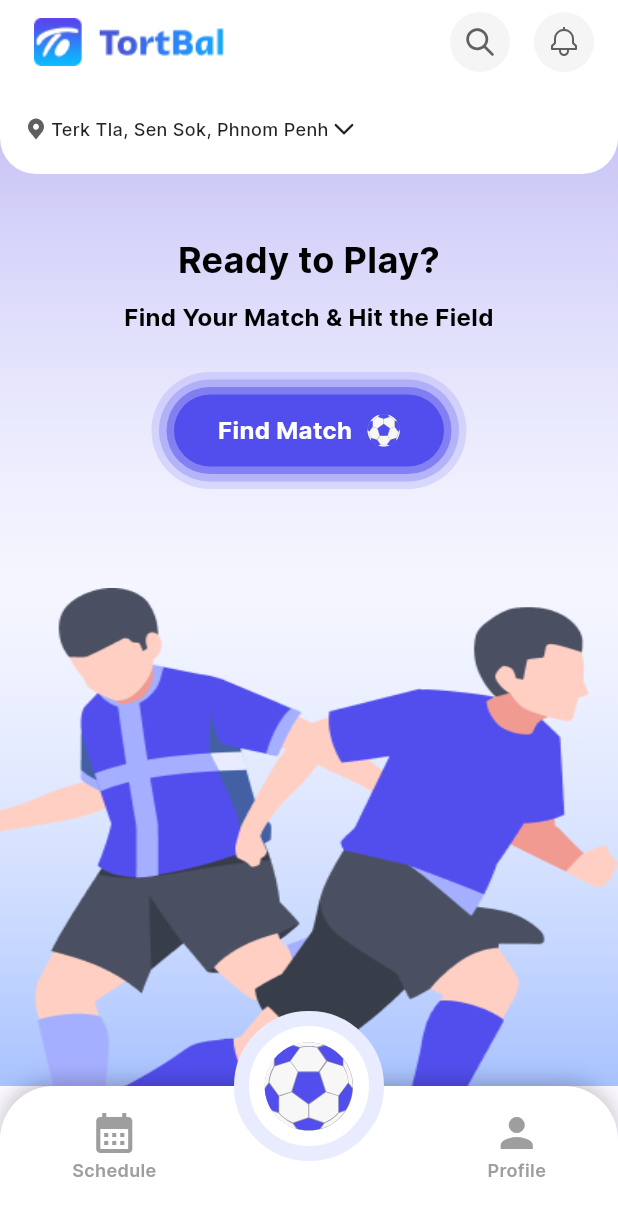
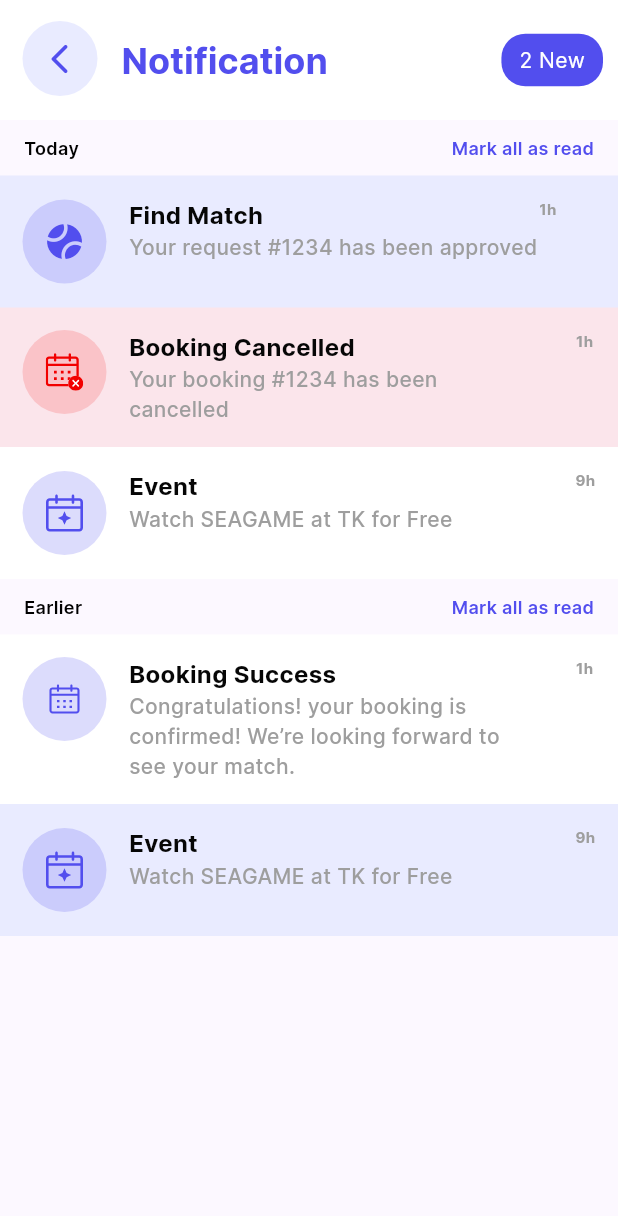
Before and after one commit to Thea-zin/TortbalMiniApp, a Flutter app: the TBMainScreen screen opened by its route, after a tap on an icon or button, on a phone screen of 412 x 824 dp. Shown: the top 1216 px of the screen. Run offline on Flutter 3.47's test engine with Material 3 defaults, Android fonts, the phone set to English and light mode, and no system bars; our stand-ins replace flutter_svg, introduction_screen, modal_bottom_sheet, syncfusion_flutter_calendar; project files that could hold a hidden picture were left out.

Commit message:
complete notification screen

```diff
--- a/lib/Constants/tb_icon.dart
+++ b/lib/Constants/tb_icon.dart
@@ -5,6 +5,8 @@ class TBIcons {
   static const tbBookmark = "assets/icons/ic_bookmark.svg";
   static const tbBookmarkFill = "assets/icons/ic_bookmark_fill.svg";
   static const tbCalendar = "assets/icons/ic_calendar.svg";
+  static const tbCalendarCancel = "assets/icons/ic_calendar_cancel.svg";
+  static const tbCalendarStar = "assets/icons/ic_calendar_star.svg";
   static const tbCambodia = "assets/icons/ic_cambodia_flat.svg";
   static const tbCard = "assets/icons/ic_card.svg";
   static const tbClock = "assets/icons/ic_clock.svg";
--- a/lib/Views/Home/home.screen.dart
+++ b/lib/Views/Home/home.screen.dart
@@ -85,7 +85,7 @@ class _TBHomeScreenState extends State<TBHomeScreen> {
                         const SizedBox(width: 2),
                         Transform.rotate(
                           angle: -pi / 2,
-                          child: Icon(
+                          child: const Icon(
                             Icons.arrow_back_ios_new_rounded,
                             size: 16,
                           ),
@@ -199,7 +199,7 @@ class _TBHomeScreenState extends State<TBHomeScreen> {
       ),
       actions: [
         GestureDetector(
-          onTap: () {},
+          onTap: () => Navigator.of(context).pushNamed("/search"),
           child: CircleAvatar(
             backgroundColor: TBColor.inputBackground,
             child: SvgPicture.asset(
@@ -211,7 +211,7 @@ class _TBHomeScreenState extends State<TBHomeScreen> {
           ),
         ),
         GestureDetector(
-          onTap: () {},
+          onTap: () => Navigator.of(context).pushNamed("/notification"),
           child: Padding(
             padding: const EdgeInsets.symmetric(horizontal: 16),
             child: CircleAvatar(
--- a/lib/Views/Home/main.screen.dart
+++ b/lib/Views/Home/main.screen.dart
@@ -1,3 +1,4 @@
+import 'package:flutter/cupertino.dart';
 import 'package:flutter/material.dart';
 import 'package:flutter_svg/svg.dart';
 
@@ -32,6 +33,9 @@ class _TBMainScreenState extends State<TBMainScreen> {
   @override
   Widget build(BuildContext context) {
     return Scaffold(
+      backgroundColor: _selectedIndex == 0
+          ? const Color.fromRGBO(168, 194, 255, 1)
+          : Colors.white,
       body: [..._bottomNavItems][_selectedIndex],
       bottomNavigationBar: Container(
         height: 100,
--- /dev/null
+++ b/lib/Views/Notification/notification.screen.dart
@@ -0,0 +1,345 @@
+import 'dart:math';
+
+import 'package:flutter/material.dart';
+import 'package:flutter_svg/svg.dart';
+import 'package:thortbal/Constants/tb_color.dart';
+import 'package:thortbal/Constants/tb_icon.dart';
+import 'package:thortbal/Constants/tb_image.dart';
+import 'package:thortbal/Constants/tb_textsize.dart';
+import 'package:thortbal/Helpers/Widgets/tb_button.dart';
+import 'package:thortbal/Helpers/Widgets/tb_text.widget.dart';
+
+class TBNotificationScreen extends StatefulWidget {
+  const TBNotificationScreen({Key? key}) : super(key: key);
+
+  @override
+  State<TBNotificationScreen> createState() => _TBNotificationScreenState();
+}
+
+class _TBNotificationScreenState extends State<TBNotificationScreen> {
+  final double _itemSize = 88;
+
+  var isRead = false;
+
+  @override
+  Widget build(BuildContext context) {
+    return Scaffold(
+      appBar: _appBar(),
+      body: SingleChildScrollView(
+        child: Column(
+          children: [
+            Padding(
+              padding: const EdgeInsets.symmetric(horizontal: 16, vertical: 10),
+              child: Row(
+                mainAxisAlignment: MainAxisAlignment.spaceBetween,
+                children: [
+                  TBText(
+                    "Today",
+                    textSize: TBTextSize.medium,
+                    fontWeight: FontWeight.w600,
+                  ),
+                  InkWell(
+                    splashColor: TBColor.secondary,
+                    onTap: () {},
+                    child: TBText(
+                      "Mark all as read",
+                      textSize: TBTextSize.medium,
+                      fontWeight: FontWeight.w600,
+                      textColor: TBColor.primary,
+                    ),
+                  ),
+                ],
+              ),
+            ),
+            GestureDetector(
+              onTap: () {
+                setState(() {
+                  isRead = !isRead;
+                });
+              },
+              child: _findMatch(isRead: isRead),
+            ),
+            _booking(success: false, isRead: false),
+            _event(isRead: true),
+
+            /// Earlier List
+            Padding(
+              padding: const EdgeInsets.symmetric(horizontal: 16, vertical: 10),
+              child: Row(
+                mainAxisAlignment: MainAxisAlignment.spaceBetween,
+                children: [
+                  TBText(
+                    "Earlier",
+                    textSize: TBTextSize.medium,
+                    fontWeight: FontWeight.w600,
+                  ),
+                  InkWell(
+                    splashColor: TBColor.secondary,
+                    onTap: () {},
+                    child: TBText(
+                      "Mark all as read",
+                      textSize: TBTextSize.medium,
+                      fontWeight: FontWeight.w600,
+                      textColor: TBColor.primary,
+                    ),
+                  ),
+                ],
+              ),
+            ),
+            _booking(success: true, isRead: true),
+            _event(isRead: false),
+          ],
+        ),
+      ),
+    );
+  }
+
+  /// App Bar
+  AppBar _appBar() {
+    return AppBar(
+      automaticallyImplyLeading: false,
+      backgroundColor: TBColor.background,
+      surfaceTintColor: TBColor.background,
+      leadingWidth: 65,
+      toolbarHeight: 80,
+      leading: Padding(
+        padding: const EdgeInsets.only(left: 15, top: 4.0, bottom: 6),
+        child: TBBackButton(
+          onTap: () => Navigator.pop(context),
+        ),
+      ),
+      title: TBText(
+        "Notification",
+        textSize: TBTextSize.xlarge,
+        fontWeight: FontWeight.bold,
+        textColor: TBColor.primary,
+      ),
+      actions: [
+        Container(
+          padding: const EdgeInsets.symmetric(horizontal: 12),
+          height: 35,
+          alignment: Alignment.center,
+          margin: const EdgeInsets.only(right: 10),
+          decoration: BoxDecoration(
+            borderRadius: BorderRadius.circular(16),
+            color: TBColor.primary,
+          ),
+          child: const TBText(
+            "2 New",
+            textColor: Colors.white,
+            fontWeight: FontWeight.w400,
+          ),
+        )
+      ],
+    );
+  }
+
+  Widget _todayList() {
+    return Column();
+  }
+
+  /// Find Match
+  Widget _findMatch({bool isRead = false}) {
+    return Container(
+      width: double.infinity,
+      height: _itemSize,
+      padding: const EdgeInsets.symmetric(horizontal: 15, vertical: 15),
+      color: isRead ? Colors.white : TBColor.secondary,
+      child: Row(
+        crossAxisAlignment: CrossAxisAlignment.center,
+        children: [
+          CircleAvatar(
+            radius: 28,
+            backgroundColor: TBColor.primary.withOpacity(0.2),
+            child: Transform.rotate(
+              angle: pi / 3.5,
+              child: Icon(
+                Icons.sports_baseball,
+                color: TBColor.primary,
+                size: 28,
+              ),
+            ),
+          ),
+
+          const SizedBox(width: 15),
+
+          /// Text Detail
+          SizedBox(
+            child: Column(
+              crossAxisAlignment: CrossAxisAlignment.start,
+              children: [
+                Row(
+                  mainAxisAlignment: MainAxisAlignment.spaceBetween,
+                  children: [
+                    TBText(
+                      "Find Match",
+                      textColor: TBColor.black,
+                      textSize: TBTextSize.large,
+                      fontWeight: FontWeight.bold,
+                    ),
+                  ],
+                ),
+                TBText(
+                  "Your request #1234 has been approved",
+                  textColor: Colors.grey,
+                  textSize: TBTextSize.medium + 2,
+                  fontWeight: FontWeight.w500,
+                ),
+              ],
+            ),
+          ),
+
+          Align(
+            alignment: Alignment.topCenter,
+            child: TBText(
+              "1h ",
+              textColor: Colors.grey,
+              textSize: TBTextSize.medium - 2, // 10
+              fontWeight: FontWeight.bold,
+            ),
+          )
+        ],
+      ),
+    );
+  }
+
+  Widget _event({bool isRead = false}) {
+    return Container(
+      width: double.infinity,
+      height: _itemSize,
+      padding: const EdgeInsets.symmetric(horizontal: 15, vertical: 15),
+      color: isRead ? Colors.white : TBColor.secondary,
+      child: Row(
+        crossAxisAlignment: CrossAxisAlignment.center,
+        children: [
+          CircleAvatar(
+            radius: 28,
+            backgroundColor: TBColor.primary.withOpacity(0.2),
+            child: SvgPicture.asset(
+              TBIcons.tbCalendarStar,
+              width: 28,
+              height: 28,
+            ),
+          ),
+
+          const SizedBox(width: 15),
+
+          /// Text Detail
+          SizedBox(
+            child: Column(
+              crossAxisAlignment: CrossAxisAlignment.start,
+              children: [
+                Row(
+                  mainAxisAlignment: MainAxisAlignment.spaceBetween,
+                  children: [
+                    TBText(
+                      "Event",
+                      textColor: TBColor.black,
+                      textSize: TBTextSize.large,
+                      fontWeight: FontWeight.bold,
+                    ),
+                  ],
+                ),
+                TBText(
+                  "Watch SEAGAME at TK for Free",
+                  textColor: Colors.grey,
+                  textSize: TBTextSize.medium + 2,
+                  fontWeight: FontWeight.w500,
+                ),
+              ],
+            ),
+          ),
+
+          Flexible(
+            child: Align(
+              alignment: Alignment.topRight,
+              child: TBText(
+                "9h",
+                textColor: Colors.grey,
+                textSize: TBTextSize.medium - 2, // 10
+                fontWeight: FontWeight.bold,
+              ),
+            ),
+          )
+        ],
+      ),
+    );
+  }
+
+  Widget _booking({required bool success, bool isRead = false}) {
+    return Container(
+      width: double.infinity,
+      padding: const EdgeInsets.symmetric(horizontal: 15, vertical: 15),
+      color: isRead
+          ? Colors.white
+          : (success ? TBColor.secondary : TBColor.warning.withOpacity(0.08)),
+      child: Row(
+        crossAxisAlignment: CrossAxisAlignment.start,
+        children: [
+          CircleAvatar(
+            radius: 28,
+            backgroundColor: success
+                ? TBColor.primary.withOpacity(0.2)
+                : TBColor.warning.withOpacity(0.15),
+            child: SvgPicture.asset(
+              success ? TBIcons.tbCalendar : TBIcons.tbCalendarCancel,
+              width: success ? 28 : 25,
+              height: success ? 28 : 25,
+              fit: BoxFit.contain,
+            ),
+          ),
+
+          const SizedBox(width: 15),
+
+          /// Text Detail
+          SizedBox(
+            child: Column(
+              crossAxisAlignment: CrossAxisAlignment.start,
+              children: [
+                Row(
+                  mainAxisAlignment: MainAxisAlignment.spaceBetween,
+                  children: [
+                    TBText(
+                      "Booking ${success ? "Success" : "Cancelled"}",
+                      textColor: TBColor.black,
+                      textSize: TBTextSize.large,
+                      fontWeight: FontWeight.bold,
+                    ),
+                  ],
+                ),
+                FittedBox(
+                  child: TBText(
+                    success
+                        ? "Congratulations! your booking is \nconfirmed! We’re looking forward to\nsee your match."
+                        : "Your booking #1234 has been\ncancelled",
+                    textColor: Colors.grey,
+                    textSize: TBTextSize.medium + 2,
+                    fontWeight: FontWeight.w500,
+                    textAlign: TextAlign.start,
+                    maxLines: success ? 3 : 2,
+                  ),
+                ),
+              ],
+            ),
+          ),
+
+          Flexible(
+            child: Align(
+              alignment: Alignment.topRight,
+              child: TBText(
+                "1h ",
+                textColor: Colors.grey,
+                textSize: TBTextSize.medium - 2, // 10
+                fontWeight: FontWeight.bold,
+              ),
+            ),
+          )
+        ],
+      ),
+    );
+  }
+
+  /// Book Success
+  /// Booking Cancel
+  /// Event
+}
--- a/lib/app/main.dart
+++ b/lib/app/main.dart
@@ -2,6 +2,8 @@ import 'package:flutter/material.dart';
 import 'package:thortbal/Constants/tb_color.dart';
 import 'package:thortbal/Views/Home/main.screen.dart';
 import 'package:thortbal/Views/Introduction/introduction_screen.dart';
+import 'package:thortbal/Views/Notification/notification.screen.dart';
+import 'package:thortbal/Views/Search/search.screen.dart';
 
 void main() {
   runApp(
@@ -26,6 +28,8 @@ class MyApp extends StatelessWidget {
       home: const TBIntroductionScreen(),
       routes: {
         "/main": (ctx) => const TBMainScreen(),
+        "/search": (ctx) => const TBSearchScreen(),
+        "/notification": (ctx) => const TBNotificationScreen(),
       },
     );
   }
```
Also changed, not shown: lib/Views/Profile/Refund/refund.screen.dart (+8 -1 lines), lib/Views/Profile/Refund/request_refund.screen.dart (added, +181 -0 lines), lib/Views/Profile/Review/review.screen.dart (+93 -3 lines), lib/Views/Search/search.screen.dart (added, +17 -0 lines), assets/icons/ic_calendar_cancel.svg (added), assets/icons/ic_calendar_star.svg (added).
